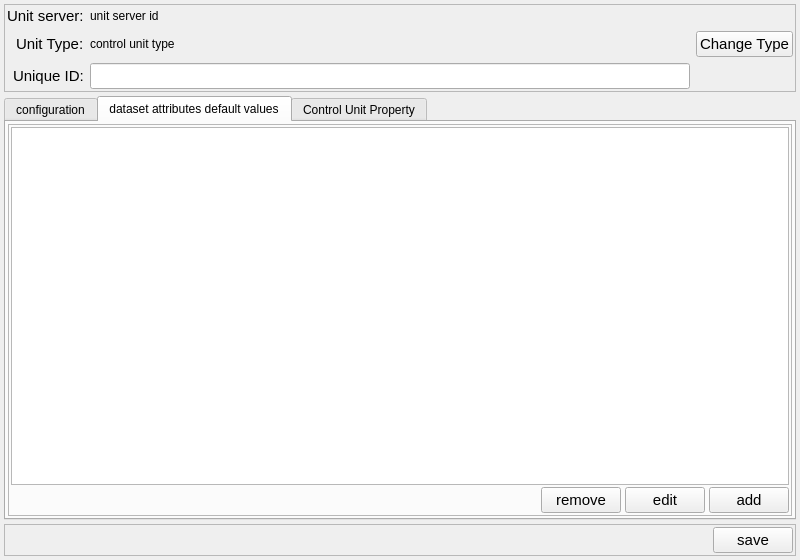
Above: ccs/node/control_unit/ControUnitInstanceEditor.ui from bisegni/chaosframework before the change. Below: the same form after it.
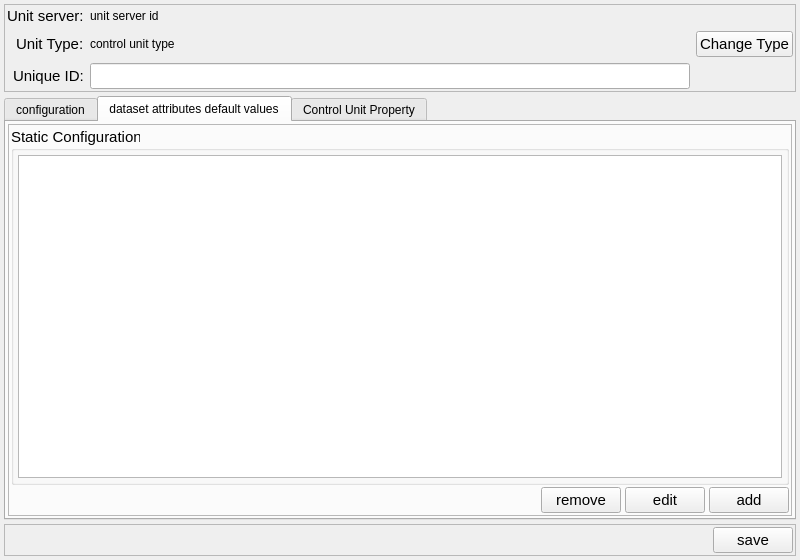
That is the form after the change. The open tabs and pages were chosen to show the change.

Commit message: now all control unit porperty as been ported to new infrastructure mds already manage the api for update or get the property defaults value bbut ccs still uses the instance for these data. need to be updated. common utility alread has been updated to use property during creation of the initialization data pack.

Patch:
```diff
--- a/ccs/node/control_unit/ControUnitInstanceEditor.ui
+++ b/ccs/node/control_unit/ControUnitInstanceEditor.ui
@@ -454,27 +454,56 @@
            <number>2</number>
           </property>
           <item>
-           <widget class="QTableView" name="tableViewDatasetAttributes">
+           <widget class="QGroupBox" name="groupBox_3">
             <property name="font">
              <font>
               <pointsize>11</pointsize>
              </font>
             </property>
-            <property name="editTriggers">
-             <set>QAbstractItemView::NoEditTriggers</set>
+            <property name="title">
+             <string>Static Configuration</string>
             </property>
-            <property name="selectionMode">
-             <enum>QAbstractItemView::MultiSelection</enum>
-            </property>
-            <property name="selectionBehavior">
-             <enum>QAbstractItemView::SelectRows</enum>
-            </property>
-            <attribute name="horizontalHeaderMinimumSectionSize">
-             <number>20</number>
-            </attribute>
-            <attribute name="verticalHeaderDefaultSectionSize">
-             <number>20</number>
-            </attribute>
+            <layout class="QVBoxLayout" name="verticalLayout_6">
+             <property name="spacing">
+              <number>4</number>
+             </property>
+             <property name="leftMargin">
+              <number>4</number>
+             </property>
+             <property name="topMargin">
+              <number>4</number>
+             </property>
+             <property name="rightMargin">
+              <number>4</number>
+             </property>
+             <property name="bottomMargin">
+              <number>4</number>
+             </property>
+             <item>
+              <widget class="QTableView" name="tableViewDatasetAttributes">
+               <property name="font">
+                <font>
+                 <pointsize>11</pointsize>
+                </font>
+               </property>
+               <property name="editTriggers">
+                <set>QAbstractItemView::NoEditTriggers</set>
+               </property>
+               <property name="selectionMode">
+                <enum>QAbstractItemView::MultiSelection</enum>
+               </property>
+               <property name="selectionBehavior">
+                <enum>QAbstractItemView::SelectRows</enum>
+               </property>
+               <attribute name="horizontalHeaderMinimumSectionSize">
+                <number>20</number>
+               </attribute>
+               <attribute name="verticalHeaderDefaultSectionSize">
+                <number>20</number>
+               </attribute>
+              </widget>
+             </item>
+            </layout>
            </widget>
           </item>
           <item>
```
Left out of the diff: 94 changed lines with no effect on the pictures. The commit also changes 29 other files.
